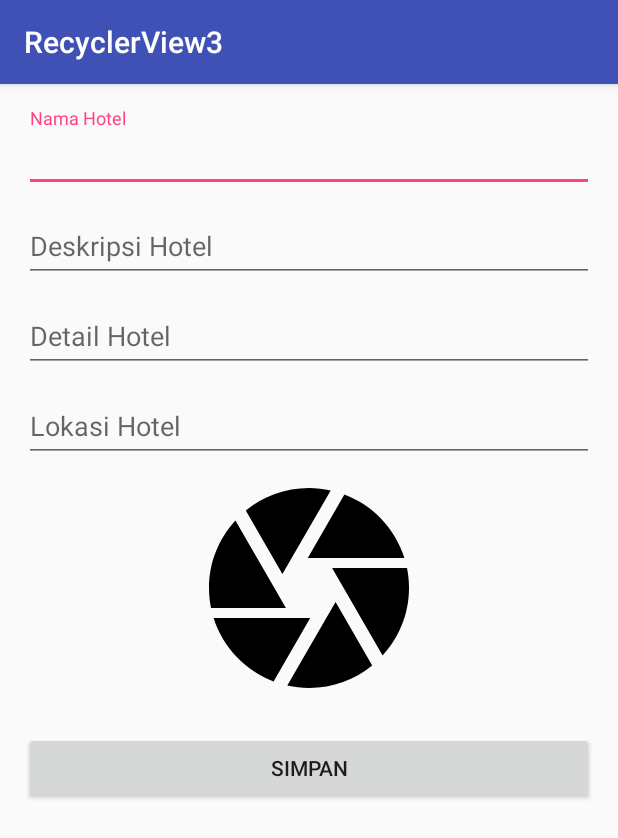
After one commit to tiaraed/Recycle-View-3, an Android app: the InputActivity screen opened directly, with no data from a screen before it, on a phone screen of 412 x 824 dp. The commit adds this screen. Shown: the top 838 px of the screen. Run offline under Robolectric (Android 15) with nearby library versions, the phone set to English and light mode, and no system bars.

Commit message:
RecyclerView Add

```diff
--- a/app/src/main/AndroidManifest.xml
+++ b/app/src/main/AndroidManifest.xml
@@ -21,7 +21,8 @@
         <activity
             android:name=".DetailActivity"
             android:label="@string/title_activity_detail"
-            android:theme="@style/AppTheme.NoActionBar"></activity>
+            android:theme="@style/AppTheme.NoActionBar" />
+        <activity android:name=".InputActivity"></activity>
     </application>
 
 </manifest>
--- /dev/null
+++ b/app/src/main/java/id/sch/smktelkom_mlg/learn/recyclerview3/InputActivity.java
@@ -0,0 +1,118 @@
+package id.sch.smktelkom_mlg.learn.recyclerview3;
+
+import android.content.Intent;
+import android.net.Uri;
+import android.os.Bundle;
+import android.support.design.widget.Snackbar;
+import android.support.design.widget.TextInputLayout;
+import android.support.v7.app.AppCompatActivity;
+import android.view.View;
+import android.widget.EditText;
+import android.widget.ImageView;
+
+import id.sch.smktelkom_mlg.learn.recyclerview3.model.Hotel;
+
+public class InputActivity extends AppCompatActivity {
+    static final int REQUEST_IMAGE_GET = 1;
+    EditText etJudul;
+    EditText etDeskripsi;
+    EditText etDetail;
+    EditText etLokasi;
+    ImageView ivFoto;
+    Uri uriFoto;
+    Hotel hotel;
+
+    @Override
+    protected void onCreate(Bundle savedInstanceState) {
+        super.onCreate(savedInstanceState);
+        setContentView(R.layout.activity_input);
+
+        etJudul = (EditText) findViewById(R.id.editTextNama);
+        etDeskripsi = (EditText) findViewById(R.id.editTextDeskripsi);
+        etDetail = (EditText) findViewById(R.id.editTextDetail);
+        etLokasi = (EditText) findViewById(R.id.editTextLokasi);
+        ivFoto = (ImageView) findViewById(R.id.imageViewFoto);
+
+        ivFoto.setOnClickListener(new View.OnClickListener() {
+            @Override
+            public void onClick(View v) {
+                pickPhoto();
+            }
+        });
+
+        findViewById(R.id.buttonSimpan).setOnClickListener(new View.OnClickListener() {
+            @Override
+            public void onClick(View v) {
+                doSave();
+            }
+        });
+
+    }
+
+    private void doSave() {
+        String judul = etJudul.getText().toString();
+        String deskripsi = etDeskripsi.getText().toString();
+        String detail = etDetail.getText().toString();
+        String lokasi = etLokasi.getText().toString();
+
+        if (isValid(judul, deskripsi, detail, lokasi, uriFoto)) {
+            hotel = new Hotel(judul, deskripsi,
+                    detail, lokasi, uriFoto.toString());
+
+            Intent intent = new Intent();
+            intent.putExtra(MainActivity.HOTEL, hotel);
+            setResult(RESULT_OK, intent);
+            finish();
+        }
+    }
+
+    private boolean isValid(String judul, String deskripsi, String detail, String lokasi, Uri uriFoto) {
+        boolean valid = true;
+        if (judul.isEmpty()) {
+            setErrorEmpty(etJudul);
+            valid = false;
+        }
+
+        if (deskripsi.isEmpty()) {
+            setErrorEmpty(etDeskripsi);
+            valid = false;
+        }
+
+        if (detail.isEmpty()) {
+            setErrorEmpty(etDetail);
+            valid = false;
+        }
+
+        if (lokasi.isEmpty()) {
+            setErrorEmpty(etLokasi);
+            valid = false;
+        }
+
+        if (uriFoto == null) {
+            Snackbar.make(ivFoto, "Foto Belum Ada", Snackbar.LENGTH_SHORT).show();
+            valid = false;
+        }
+        return valid;
+    }
+
+    private void setErrorEmpty(EditText editText) {
+        editText.setError(((TextInputLayout) editText.getParent().getParent())
+                .getHint() + "Belum Diisi");
+    }
+
+    private void pickPhoto() {
+        Intent intent = new Intent(Intent.ACTION_GET_CONTENT);
+        intent.setType("image/*");
+        if (intent.resolveActivity(getPackageManager()) != null)
+            startActivityForResult(intent, REQUEST_IMAGE_GET);
+    }
+
+    @Override
+    protected void onActivityResult(int requestCode, int resultCode, Intent data) {
+        super.onActivityResult(requestCode, resultCode, data);
+        if (requestCode == REQUEST_IMAGE_GET && resultCode == RESULT_OK) {
+            uriFoto = data.getData();
+            ivFoto.setImageURI(uriFoto);
+        }
+    }
+}
--- /dev/null
+++ b/app/src/main/res/layout/activity_input.xml
@@ -0,0 +1,89 @@
+<?xml version="1.0" encoding="utf-8"?>
+<ScrollView xmlns:android="http://schemas.android.com/apk/res/android"
+    xmlns:app="http://schemas.android.com/apk/res-auto"
+    xmlns:tools="http://schemas.android.com/tools"
+    android:layout_width="match_parent"
+    android:layout_height="match_parent">
+
+    <LinearLayout
+        android:id="@+id/activity_input"
+        android:layout_width="match_parent"
+        android:layout_height="match_parent"
+        android:orientation="vertical"
+        android:paddingBottom="@dimen/activity_vertical_margin"
+        android:paddingLeft="@dimen/activity_horizontal_margin"
+        android:paddingRight="@dimen/activity_horizontal_margin"
+        android:paddingTop="@dimen/activity_vertical_margin"
+        tools:context="id.sch.smktelkom_mlg.learn.recyclerview3.InputActivity">
+
+        <android.support.design.widget.TextInputLayout
+            android:layout_width="match_parent"
+            android:layout_height="wrap_content"
+            android:hint="Nama Hotel">
+
+            <android.support.design.widget.TextInputEditText
+                android:id="@+id/editTextNama"
+                android:layout_width="match_parent"
+                android:layout_height="wrap_content" />
+
+        </android.support.design.widget.TextInputLayout>
+
+        <android.support.design.widget.TextInputLayout
+            android:layout_width="match_parent"
+            android:layout_height="wrap_content"
+            android:layout_marginTop="4dp"
+            android:hint="Deskripsi Hotel">
+
+            <android.support.design.widget.TextInputEditText
+                android:id="@+id/editTextDeskripsi"
+                android:layout_width="match_parent"
+                android:layout_height="wrap_content" />
+
+        </android.support.design.widget.TextInputLayout>
+
+        <android.support.design.widget.TextInputLayout
+            android:layout_width="match_parent"
+            android:layout_height="wrap_content"
+            android:layout_marginTop="4dp"
+            android:hint="Detail Hotel">
+
+            <android.support.design.widget.TextInputEditText
+                android:id="@+id/editTextDetail"
+                android:layout_width="match_parent"
+                android:layout_height="wrap_content"
+                android:inputType="textMultiLine" />
+
+        </android.support.design.widget.TextInputLayout>
+
+        <android.support.design.widget.TextInputLayout
+            android:layout_width="match_parent"
+            android:layout_height="wrap_content"
+            android:layout_marginTop="4dp"
+            android:hint="Lokasi Hotel">
+
+            <android.support.design.widget.TextInputEditText
+                android:id="@+id/editTextLokasi"
+                android:layout_width="match_parent"
+                android:layout_height="wrap_content" />
+
+        </android.support.design.widget.TextInputLayout>
+
+        <ImageView
+            android:id="@+id/imageViewFoto"
+            android:layout_width="match_parent"
+            android:layout_height="wrap_content"
+            android:layout_gravity="center"
+            android:layout_marginTop="4dp"
+            android:minHeight="160dp"
+            android:scaleType="fitCenter"
+            app:srcCompat="@drawable/ic_camera_black_24dp" />
+
+        <Button
+            android:id="@+id/buttonSimpan"
+            android:layout_width="match_parent"
+            android:layout_height="wrap_content"
+            android:layout_marginTop="16dp"
+            android:text="Simpan" />
+
+    </LinearLayout>
+</ScrollView>
--- a/app/src/main/res/layout/activity_main.xml
+++ b/app/src/main/res/layout/activity_main.xml
@@ -29,6 +29,7 @@
         android:layout_height="wrap_content"
         android:layout_gravity="bottom|end"
         android:layout_margin="@dimen/fab_margin"
-        app:srcCompat="@android:drawable/ic_dialog_email" />
+        android:tint="@android:color/white"
+        app:srcCompat="@drawable/ic_add_black_24dp" />
 
 </android.support.design.widget.CoordinatorLayout>
```
Also changed, not shown: app/src/main/java/id/sch/smktelkom_mlg/learn/recyclerview3/MainActivity.java (+16 -3 lines).
